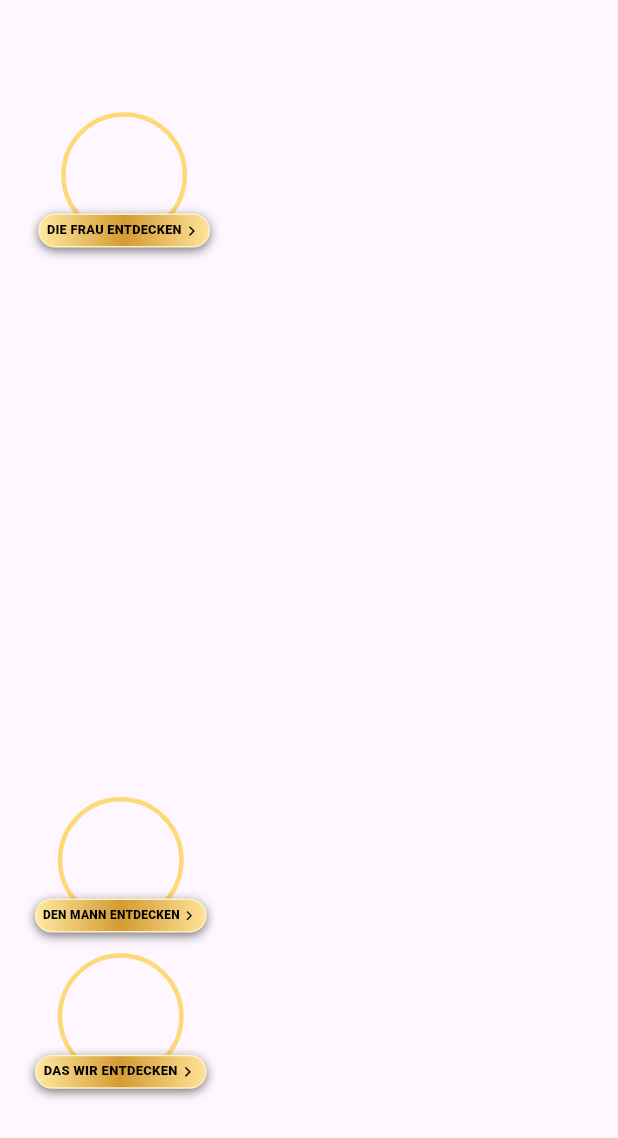
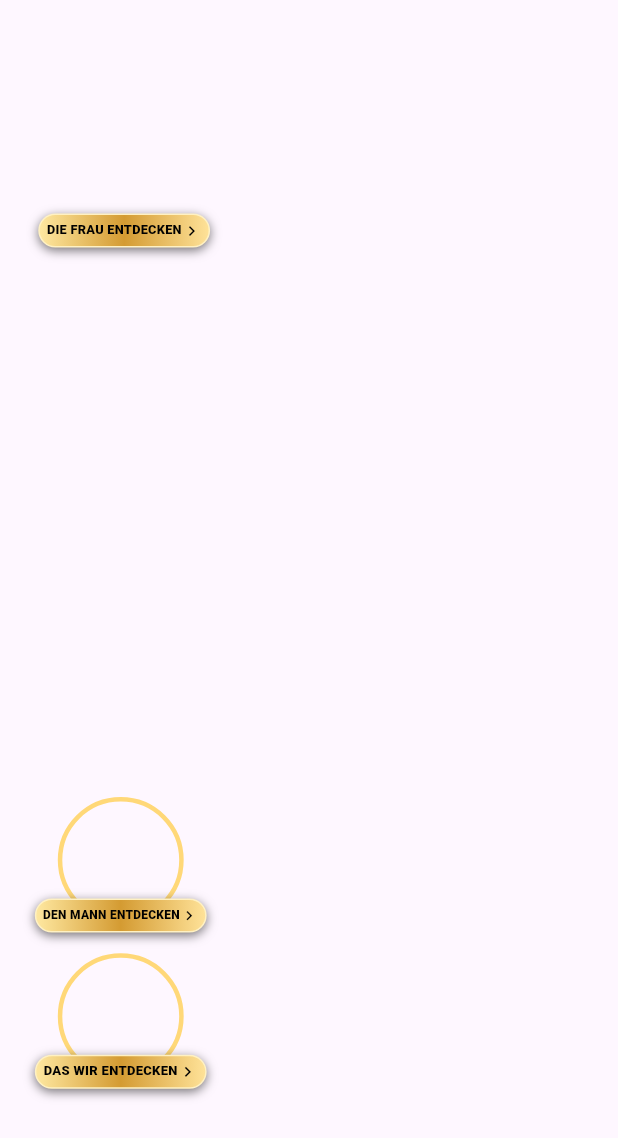
Before and after one commit to AstroRouven/zyklus_uhr, a Flutter app: the _HotspotOverlay widget shown alone on an empty page, opened directly with empty values, on a phone screen of 412 x 824 dp. Shown: the top 1138 px of the screen. Run offline on Flutter 3.47's test engine with Material 3 defaults, Android fonts, the phone set to English and light mode, and no system bars; our stand-ins replace shared_preferences; accounts and stored records are empty.

Commit message:
Add showRing parameter to _CircleHotspot
Updated _CircleHotspot to include showRing parameter and modified its usage in the Stack.

```diff
--- a/lib/main.dart
+++ b/lib/main.dart
@@ -395,7 +395,7 @@ class _HotspotOverlay extends StatelessWidget {
 
           return Stack(
             children: [
-              _CircleHotspot(center: female, diameter: diameter, onTap: onFemale, label: 'DIE FRAU ENTDECKEN'),
+              _CircleHotspot(center: female, diameter: diameter, onTap: onFemale, label: 'DIE FRAU ENTDECKEN', showRing: false),
               _CircleHotspot(center: male, diameter: diameter, onTap: onMale, label: 'DEN MANN ENTDECKEN'),
               _CircleHotspot(center: rel, diameter: diameter, onTap: onRel, label: 'DAS WIR ENTDECKEN'),
             ],
@@ -411,12 +411,14 @@ class _CircleHotspot extends StatelessWidget {
   final double diameter;
   final VoidCallback onTap;
   final String label;
+  final bool showRing;
 
   const _CircleHotspot({
     required this.center,
     required this.diameter,
     required this.onTap,
     required this.label,
+    this.showRing = true,
   });
 
   @override
@@ -441,7 +443,7 @@ class _CircleHotspot extends StatelessWidget {
             child: Stack(
               alignment: Alignment.topCenter,
               children: [
-                Positioned(
+                if (showRing) Positioned(
                   top: 0,
                   width: diameter,
                   height: diameter,
```
